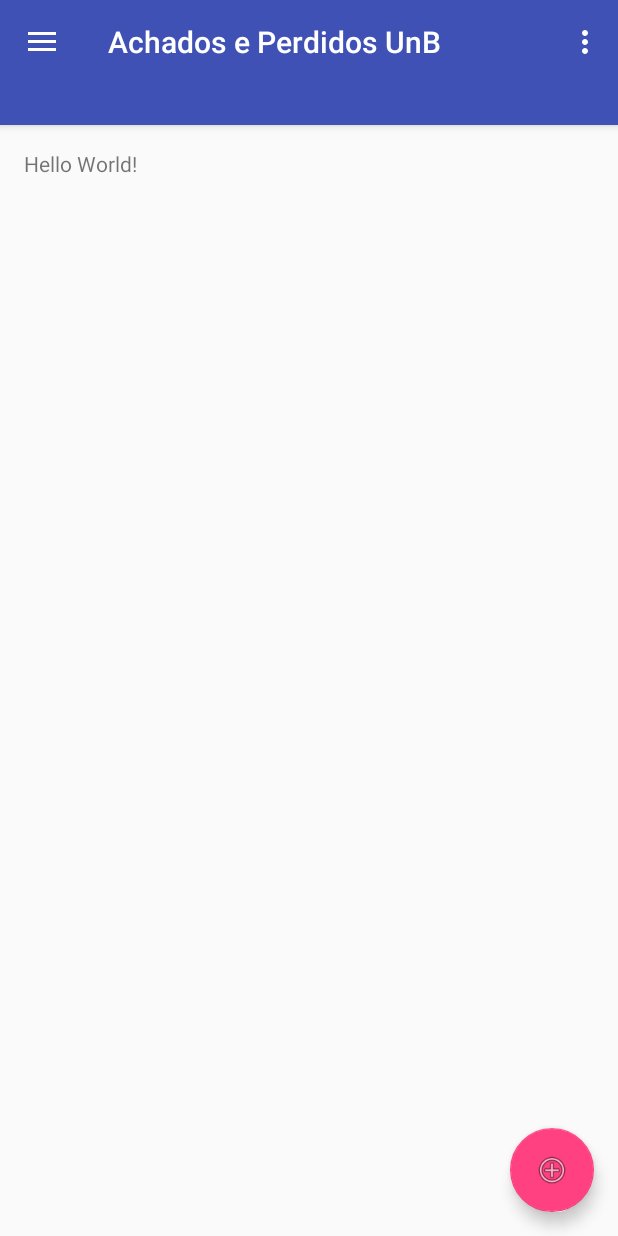
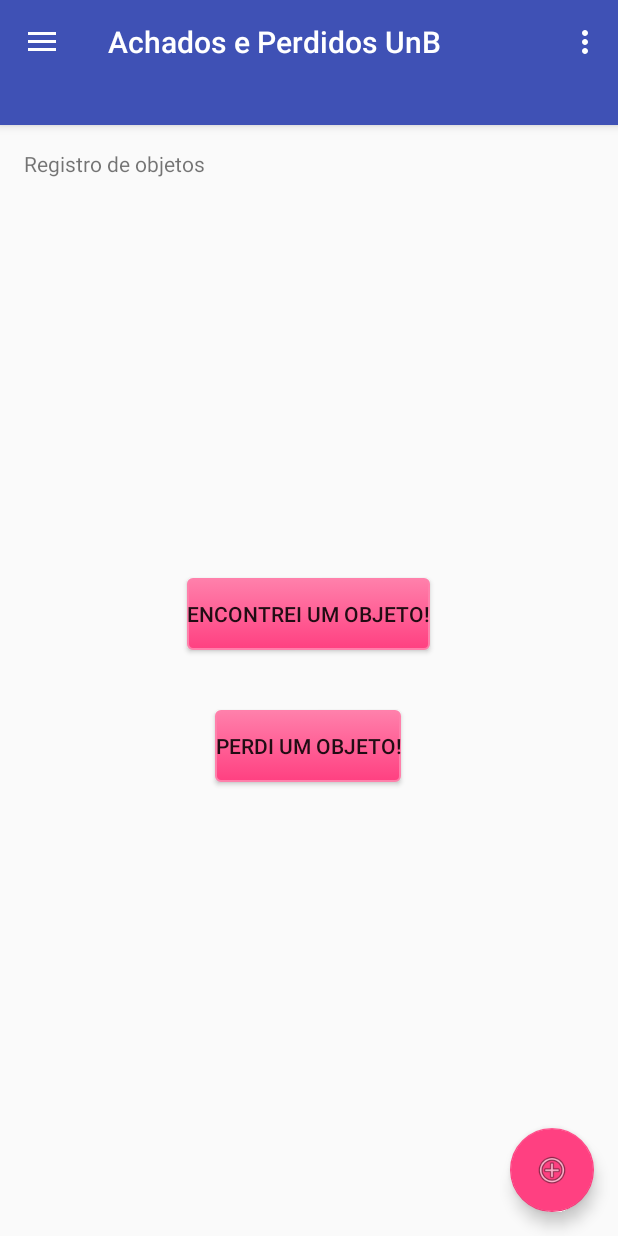
Before and after one commit to EdgarFabiano/Achados-e-Perdidos-UnB, an Android app: the MainActivity screen opened directly, with no data from a screen before it, in the side drawer, after a tap on "Compartilhar", on a phone screen of 412 x 824 dp. Run offline under Robolectric (Android 15) with nearby library versions, the phone set to English and light mode, and no system bars.

Commit message:
Botões de ação

```diff
--- a/app/src/main/java/com/example/edgar/achadoseperdidosunb/LoginActivity.java
+++ b/app/src/main/java/com/example/edgar/achadoseperdidosunb/LoginActivity.java
@@ -2,6 +2,13 @@
 
 import android.content.Intent;
 import android.os.Bundle;
+import android.support.annotation.NonNull;
+import android.support.design.widget.NavigationView;
+import android.support.v4.widget.DrawerLayout;
+import android.support.v7.app.ActionBarDrawerToggle;
+import android.support.v7.app.AppCompatActivity;
+import android.support.v7.widget.Toolbar;
+import android.view.MenuItem;
 import android.view.View;
 import android.widget.Button;
 import android.widget.Toast;
@@ -19,7 +26,7 @@
 /**
  * Created by edgar on 23/09/2016.
  */
-public class LoginActivity extends SuperActivity {
+public class LoginActivity extends AppCompatActivity {
 
     LoginButton faceButton;
 
@@ -81,4 +88,6 @@
         }
 
     }
+
+
 }
--- a/app/src/main/java/com/example/edgar/achadoseperdidosunb/MainActivity.java
+++ b/app/src/main/java/com/example/edgar/achadoseperdidosunb/MainActivity.java
@@ -13,94 +13,50 @@
 import android.support.v7.widget.Toolbar;
 import android.view.Menu;
 import android.view.MenuItem;
+import android.widget.Button;
+import android.widget.Toast;
 
-public class MainActivity extends SuperActivity
-        implements NavigationView.OnNavigationItemSelectedListener {
+public class MainActivity extends SuperActivity {
+    Button perdi_bt, achei_bt;
 
     @Override
     protected void onCreate(Bundle savedInstanceState) {
         super.onCreate(savedInstanceState);
         setContentView(R.layout.activity_main);
-        Toolbar toolbar = (Toolbar) findViewById(R.id.toolbar);
-        setSupportActionBar(toolbar);
+
+        //Lida com a ação do botão de encontar um objeto
+        achei_bt = (Button)findViewById(R.id.button_achei);
+        achei_bt.setOnClickListener(new View.OnClickListener(){
+            @Override
+            public void onClick(View view) {
+                Snackbar.make(view, "Devolva então", Snackbar.LENGTH_LONG)
+                        .setAction("Action", null).show();
+            }
+
+        });
+
+        //Lida com a ação do botão de perder um objeto
+        perdi_bt = (Button)findViewById(R.id.button_perdi);
+        perdi_bt.setOnClickListener(new View.OnClickListener(){
+            @Override
+            public void onClick(View view) {
+                Snackbar.make(view, "Se lascou", Snackbar.LENGTH_LONG)
+                        .setAction("Action", null).show();
+            }
+
+        });
 
         FloatingActionButton fab = (FloatingActionButton) findViewById(R.id.fab);
         fab.setOnClickListener(new View.OnClickListener() {
             @Override
             public void onClick(View view) {
-                Snackbar.make(view, "Boo", Snackbar.LENGTH_LONG)
-                        .setAction("Action", null).show();
+                Toast.makeText(getApplicationContext(), "Boo",
+                        Toast.LENGTH_LONG).show();
             }
         });
 
-        DrawerLayout drawer = (DrawerLayout) findViewById(R.id.drawer_layout);
-        ActionBarDrawerToggle toggle = new ActionBarDrawerToggle(
-                this, drawer, toolbar, R.string.navigation_drawer_open, R.string.navigation_drawer_close);
-        drawer.setDrawerListener(toggle);
-        toggle.syncState();
+        setDrawerView();
 
-        NavigationView navigationView = (NavigationView) findViewById(R.id.nav_view);
-        navigationView.setNavigationItemSelectedListener(this);
     }
 
-    @Override
-    public void onBackPressed() {
-        DrawerLayout drawer = (DrawerLayout) findViewById(R.id.drawer_layout);
-        if (drawer.isDrawerOpen(GravityCompat.START)) {
-            drawer.closeDrawer(GravityCompat.START);
-        } else {
-            super.onBackPressed();
-        }
-    }
-
-    @Override
-    public boolean onCreateOptionsMenu(Menu menu) {
-        // Inflate the menu; this adds items to the action bar if it is present.
-        getMenuInflater().inflate(R.menu.main, menu);
-        return true;
-    }
-
-    @Override
-    public boolean onOptionsItemSelected(MenuItem item) {
-        // Handle action bar item clicks here. The action bar will
-        // automatically handle clicks on the Home/Up button, so long
-        // as you specify a parent activity in AndroidManifest.xml.
-        int id = item.getItemId();
-
-        //noinspection SimplifiableIfStatement
-        if (id == R.id.action_settings) {
-            return true;
-        }
-
-        return super.onOptionsItemSelected(item);
-    }
-
-    @SuppressWarnings("StatementWithEmptyBody")
-    @Override
-    public boolean onNavigationItemSelected(MenuItem item) {
-        // Handle navigation view item clicks here.
-        int id = item.getItemId();
-
-        if (id == R.id.nav_camera) {
-            // Handle the camera action
-        } else if (id == R.id.nav_gallery) {
-
-        } else if (id == R.id.nav_slideshow) {
-
-        } else if (id == R.id.nav_manage) {
-
-        } else if (id == R.id.nav_share) {
-
-        } else if (id == R.id.nav_send) {
-
-        } else if (id == R.id.nav_logout) {
-            Intent intent = new Intent(getApplicationContext(), LoginActivity.class);
-            intent.addFlags(Intent.FLAG_ACTIVITY_CLEAR_TOP);
-            startActivity(intent);
-        }
-
-        DrawerLayout drawer = (DrawerLayout) findViewById(R.id.drawer_layout);
-        drawer.closeDrawer(GravityCompat.START);
-        return true;
-    }
 }
--- a/app/src/main/java/com/example/edgar/achadoseperdidosunb/SuperActivity.java
+++ b/app/src/main/java/com/example/edgar/achadoseperdidosunb/SuperActivity.java
@@ -1,9 +1,17 @@
 package com.example.edgar.achadoseperdidosunb;
 
+import android.content.Intent;
 import android.os.Bundle;
+import android.support.annotation.NonNull;
 import android.support.annotation.Nullable;
+import android.support.design.widget.NavigationView;
+import android.support.v4.view.GravityCompat;
+import android.support.v4.widget.DrawerLayout;
+import android.support.v7.app.ActionBarDrawerToggle;
 import android.support.v7.app.AppCompatActivity;
 import android.support.v7.widget.Toolbar;
+import android.view.Menu;
+import android.view.MenuItem;
 import android.widget.TextView;
 
 /**
@@ -12,8 +20,13 @@
 public class SuperActivity extends AppCompatActivity {
 
     public void onBackPressed() {
-        super.onBackPressed();
-        finish();
+        DrawerLayout drawer = (DrawerLayout) findViewById(R.id.drawer_layout);
+        if (drawer.isDrawerOpen(GravityCompat.START)) {
+            drawer.closeDrawer(GravityCompat.START);
+        } else {
+            super.onBackPressed();
+            finish();
+        }
     }
 
     protected void onCreate(@Nullable Bundle savedInstanceState) {
@@ -23,6 +36,64 @@
 
     }
 
+    public boolean onCreateOptionsMenu(Menu menu) {
+        // Inflate the menu; this adds items to the action bar if it is present.
+        getMenuInflater().inflate(R.menu.main, menu);
+        return true;
+    }
 
+    public boolean onOptionsItemSelected(MenuItem item) {
+        // Handle action bar item clicks here. The action bar will
+        // automatically handle clicks on the Home/Up button, so long
+        // as you specify a parent activity in AndroidManifest.xml.
+        int id = item.getItemId();
 
+        //noinspection SimplifiableIfStatement
+        if (id == R.id.action_settings) {
+            return true;
+        }
+
+        return super.onOptionsItemSelected(item);
+    }
+
+    public void setDrawerView(){
+        Toolbar toolbar = (Toolbar) findViewById(R.id.toolbar);
+        setSupportActionBar(toolbar);
+
+        DrawerLayout drawer = (DrawerLayout) findViewById(R.id.drawer_layout);
+        ActionBarDrawerToggle toggle = new ActionBarDrawerToggle(
+                this, drawer, toolbar, R.string.navigation_drawer_open, R.string.navigation_drawer_close);
+        drawer.setDrawerListener(toggle);
+        toggle.syncState();
+
+        NavigationView navigationView = (NavigationView) findViewById(R.id.nav_view);
+        navigationView.setNavigationItemSelectedListener(new NavigationView.OnNavigationItemSelectedListener() {
+            @Override
+            public boolean onNavigationItemSelected(@NonNull MenuItem item) {
+                int id = item.getItemId();
+
+                if (id == R.id.nav_camera) {
+                    // Handle the camera action
+                } else if (id == R.id.nav_gallery) {
+
+                } else if (id == R.id.nav_slideshow) {
+
+                } else if (id == R.id.nav_manage) {
+
+                } else if (id == R.id.nav_share) {
+
+                } else if (id == R.id.nav_send) {
+
+                } else if (id == R.id.nav_logout) {
+                    Intent intent = new Intent(getApplicationContext(), LoginActivity.class);
+                    intent.addFlags(Intent.FLAG_ACTIVITY_CLEAR_TOP);
+                    startActivity(intent);
+                }
+
+                DrawerLayout drawer = (DrawerLayout) findViewById(R.id.drawer_layout);
+                drawer.closeDrawer(GravityCompat.START);
+                return true;
+            }
+        });
+    }
 }
--- /dev/null
+++ b/app/src/main/res/drawable/mybutton.xml
@@ -0,0 +1,24 @@
+<?xml version="1.0" encoding="utf-8"?>
+<selector xmlns:android="http://schemas.android.com/apk/res/android" >
+    <item android:state_pressed="true" >
+        <shape android:shape="rectangle"  >
+            <corners android:radius="3dip" />
+            <stroke android:width="1dip" android:color="@color/colorAccentLight" />
+            <gradient android:angle="-90" android:startColor="@color/colorAccent" android:endColor="@color/colorAccentLight"  />
+        </shape>
+    </item>
+    <item android:state_focused="true">
+        <shape android:shape="rectangle"  >
+            <corners android:radius="3dip" />
+            <stroke android:width="1dip" android:color="@color/colorAccentLight" />
+            <solid android:color="@color/colorAccent"/>
+        </shape>
+    </item>
+    <item >
+        <shape android:shape="rectangle"  >
+            <corners android:radius="3dip" />
+            <stroke android:width="1dip" android:color="@color/colorAccentLight" />
+            <gradient android:angle="-90" android:startColor="@color/colorAccentLight" android:endColor="@color/colorAccent" />
+        </shape>
+    </item>
+</selector>
--- a/app/src/main/res/layout/content_main.xml
+++ b/app/src/main/res/layout/content_main.xml
@@ -15,5 +15,36 @@
     <TextView
         android:layout_width="wrap_content"
         android:layout_height="wrap_content"
-        android:text="Hello World!" />
+        android:text="Registro de objetos"
+        android:id="@+id/textView2" />
+
+    <RelativeLayout
+        android:layout_width="wrap_content"
+        android:layout_height="wrap_content"
+        android:layout_centerVertical="true"
+        android:layout_centerHorizontal="true">
+
+        <Button
+            android:layout_width="wrap_content"
+            android:layout_height="wrap_content"
+            android:text="Encontrei um objeto!"
+            android:id="@+id/button_achei"
+            android:layout_margin="20dp"
+            android:background="@drawable/mybutton"
+            android:layout_centerHorizontal="true" />
+
+        <Button
+            android:layout_width="wrap_content"
+            android:layout_height="wrap_content"
+            android:text="Perdi um objeto!"
+            android:id="@+id/button_perdi"
+            android:layout_below="@+id/button_achei"
+            android:layout_margin="20dp"
+            android:background="@drawable/mybutton"
+            android:layout_centerHorizontal="true" />
+
+
+    </RelativeLayout>
+
+
 </RelativeLayout>
--- a/app/src/main/res/values/colors.xml
+++ b/app/src/main/res/values/colors.xml
@@ -1,8 +1,10 @@
 <?xml version="1.0" encoding="utf-8"?>
 <resources>
     <color name="colorPrimary">#3F51B5</color>
+    <color name="colorPrimaryLight">#7986cb</color>
     <color name="colorPrimaryDark">#303F9F</color>
     <color name="colorAccent">#FF4081</color>
+    <color name="colorAccentLight">#ff80ab</color>
     <color name="black">#000000</color>
     <color name="white">#ffffff</color>
 </resources>
```
